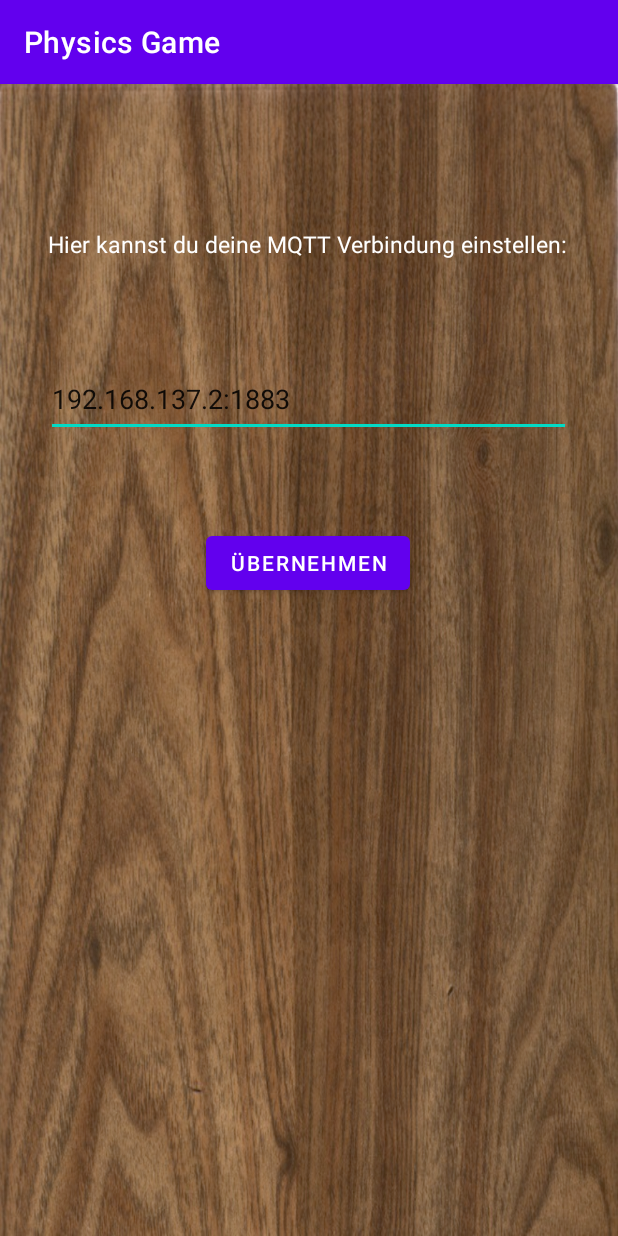
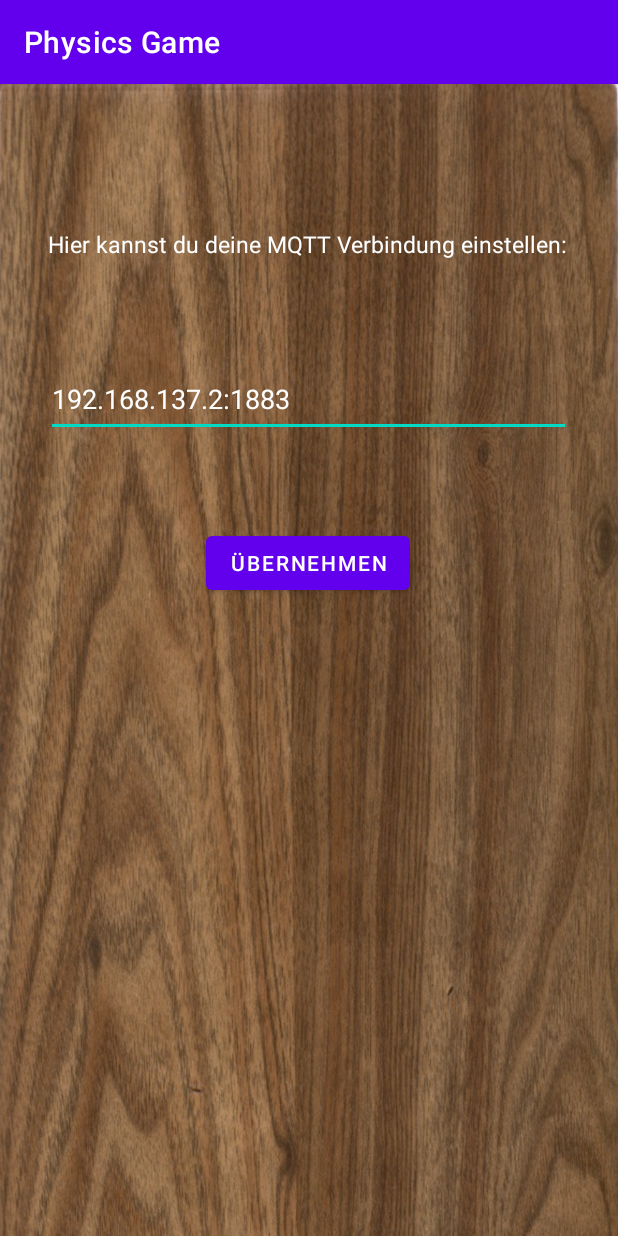
Before and after one commit to Darren-Fuerst/AndroidPhysicsGame, an Android app: the ConnectMQTTSettings screen opened directly, with no data from a screen before it, on a phone screen of 412 x 824 dp. Run offline under Robolectric (Android 15) with nearby library versions, the phone set to English and light mode, and no system bars.

Commit message:
changed font colour

```diff
--- a/app/src/main/res/layout/activity_connect_mqtt.xml
+++ b/app/src/main/res/layout/activity_connect_mqtt.xml
@@ -12,13 +12,16 @@
         android:layout_width="350dp"
         android:layout_height="50dp"
         android:layout_marginTop="68dp"
+        android:hint="Ip Address of Broker"
         android:ems="10"
         android:inputType="textPersonName"
         android:text=""
+        android:textColor="@color/white"
         app:layout_constraintEnd_toEndOf="parent"
         app:layout_constraintHorizontal_bias="0.495"
         app:layout_constraintStart_toStartOf="parent"
-        app:layout_constraintTop_toBottomOf="@+id/textView_mqtt" />
+        app:layout_constraintTop_toBottomOf="@+id/textView_mqtt"
+         />
 
     <TextView
         android:id="@+id/textView_mqtt"
```
